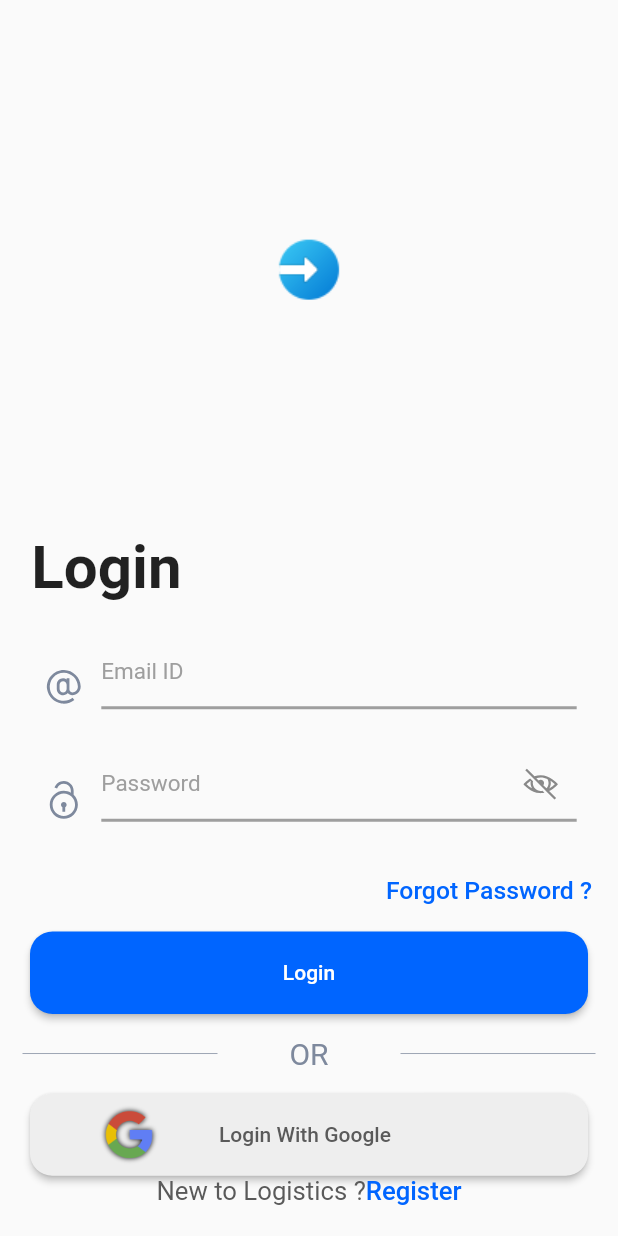
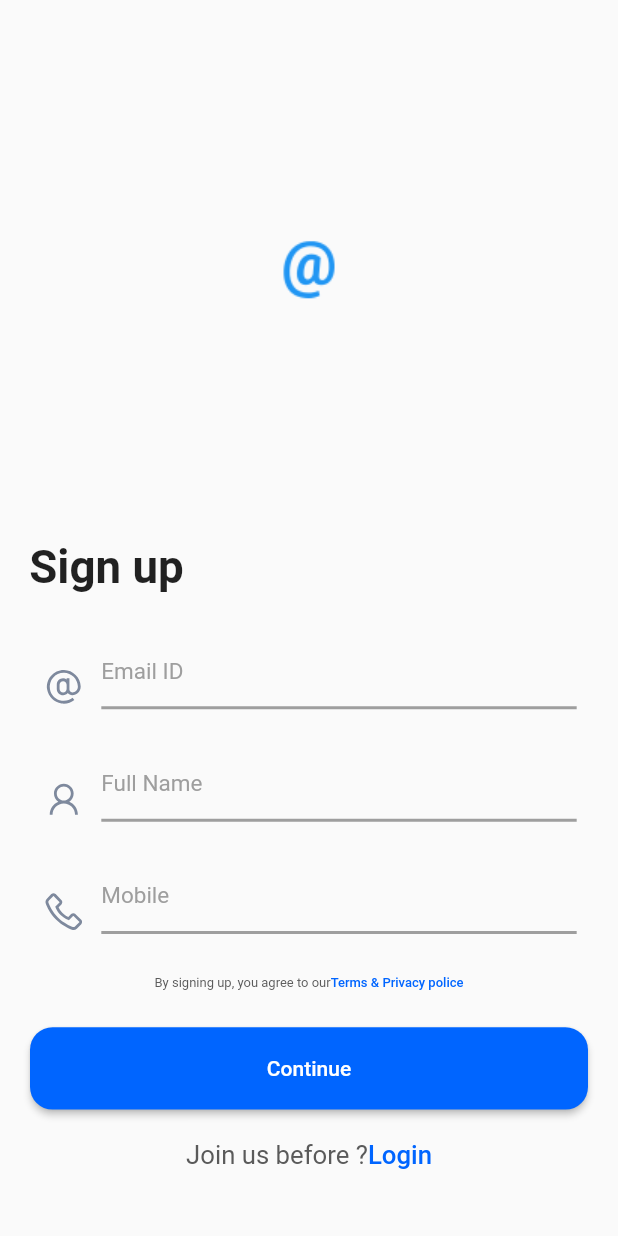
Before and after one commit to dechanelD/flutter_ui_login, a Flutter app: the screen it shows after launch, after a tap on "Login", on a phone screen of 412 x 824 dp. Run offline on Flutter 3.47's test engine with Material 2 defaults, Android fonts, the phone set to English and light mode, and no system bars; our stand-ins replace animate_do, get, line_icons.

Commit message:
sign_up_screen

```diff
--- a/lib/main.dart
+++ b/lib/main.dart
@@ -1,5 +1,6 @@
 import 'package:flutter/material.dart';
 import 'package:flutter0/screens/login.dart';
+import 'package:flutter0/screens/signup.dart';
 import 'package:get/get.dart';
 
 void main() {
--- a/lib/screens/login.dart
+++ b/lib/screens/login.dart
@@ -2,8 +2,10 @@ import 'package:animate_do/animate_do.dart';
 import 'package:flutter/src/foundation/key.dart';
 import 'package:flutter/src/widgets/framework.dart';
 import 'package:flutter/material.dart';
+import 'package:flutter0/screens/signup.dart';
 import 'package:flutter0/utils/constainst.dart';
 import 'package:flutter0/widgets/rep_textfiled.dart';
+import 'package:get/get.dart';
 import 'package:line_icons/line_icon.dart';
 import 'package:line_icons/line_icons.dart';
 
@@ -15,12 +17,21 @@ class LoginScreen extends StatelessWidget {
     return GestureDetector(
         onTap: () => FocusManager.instance.primaryFocus?.unfocus(),
         child: Scaffold(
+          //--------------fleche de retour au dessus-----------------
+          /*appBar:PreferredSize(child: AppBar(
+            backgroundColor: Colors.transparent,
+            elevation: 0,
+            leading: IconButton(onPressed: () =>Get.offAll(SignUpScreen()),icon: Icon(Icons.arrow_back_ios),
+            color: Colors.black,),
+          ),preferredSize: Size.fromHeight(45),
+          ),*/
+
           body: Container(
             margin: EdgeInsets.all(15), //espaces
             width: gWidth,
             height: gHeigh,
             child: Column(
-              children:const [
+              children: const [
                 TopImage(),
                 LoginText(),
                 SizedBox(height: 20),
@@ -50,6 +61,10 @@ class RegisterText extends StatelessWidget {
   @override
   Widget build(BuildContext context) {
     return FadeInDown(
+        child: GestureDetector(
+      onTap: () {
+        Get.offAll(const SignUpScreen());
+      },
       child: Container(
           width: gWidth / 2,
           height: gHeigh / 42,
@@ -65,7 +80,8 @@ class RegisterText extends StatelessWidget {
                             color: buttonColor, fontWeight: FontWeight.w500))
                   ]),
             ),
-            )));
+          )),
+    ));
   }
 }
 
@@ -166,7 +182,9 @@ class LoginButton extends StatelessWidget {
           width: gWidth,
           height: gHeigh / 15,
           child: (ElevatedButton(
-            onPressed: () {},
+            onPressed: () {
+              Get.offAll(const SignUpScreen());
+            },
             child: Text("Login"),
             style: ButtonStyle(
                 shape: MaterialStateProperty.all(RoundedRectangleBorder(
--- /dev/null
+++ b/lib/screens/signup.dart
@@ -0,0 +1,229 @@
+import 'package:animate_do/animate_do.dart';
+import 'package:flutter/cupertino.dart';
+import 'package:flutter/material.dart';
+import 'package:flutter/src/foundation/key.dart';
+import 'package:flutter/src/widgets/framework.dart';
+import 'package:get/get.dart';
+import 'package:line_icons/line_icons.dart';
+
+import '../utils/constainst.dart';
+import '../widgets/rep_textfiled.dart';
+import 'login.dart';
+
+class SignUpScreen extends StatelessWidget {
+  const SignUpScreen({Key? key}) : super(key: key);
+
+  @override
+  Widget build(BuildContext context) {
+    return GestureDetector(
+        onTap: () => FocusManager.instance.primaryFocus?.unfocus(),
+        child: Scaffold(
+          body: Container(
+            margin: const EdgeInsets.all(15), //espaces
+            width: gWidth,
+            height: gHeigh,
+            child: Column(
+              children: const [
+                TopImage(),
+                SignUpText(),
+                SizedBox(height: 20),
+                EmailTextField(),
+                SizedBox(height: 20),
+                FullNameTextField(),
+                SizedBox(height: 20),
+                MobileTextField(),
+                SizedBox(height: 20),
+                TermsText(),
+                SizedBox(height: 20),
+                ContinueButton(),
+                SizedBox(height: 20),
+                LoginText()
+              ],
+            ),
+          ),
+        ));
+  }
+}
+
+class LoginText extends StatelessWidget {
+  const LoginText({
+    Key? key,
+  }) : super(key: key);
+
+  @override
+  Widget build(BuildContext context) {
+    return FadeInDown(
+        child: GestureDetector(
+      onTap: () {
+        Get.offAll(const LoginScreen());
+      },
+      child: Container(
+          width: gWidth / 2,
+          height: gHeigh / 42,
+          child: FittedBox(
+            child: RichText(
+              text: TextSpan(
+                  text: "Join us before ?",
+                  style: TextStyle(color: text1Color),
+                  children: [
+                    TextSpan(
+                        text: "Login",
+                        style: TextStyle(
+                            color: buttonColor, fontWeight: FontWeight.w500))
+                  ]),
+            ),
+          )),
+    ));
+  }
+}
+
+class ContinueButton extends StatelessWidget {
+  const ContinueButton({
+    Key? key,
+  }) : super(key: key);
+
+  @override
+  Widget build(BuildContext context) {
+    return FadeInDown(
+        delay: const Duration(milliseconds: 1000),
+        child: Container(
+          margin: const EdgeInsets.symmetric(horizontal: 5),
+          width: gWidth,
+          height: gHeigh / 15,
+          child: (ElevatedButton(
+            onPressed: () {
+              Get.offAll(const LoginScreen());
+            },
+            child: Text("Continue"),
+            style: ButtonStyle(
+                shape: MaterialStateProperty.all(RoundedRectangleBorder(
+                    borderRadius: BorderRadius.circular(15))),
+                backgroundColor: MaterialStateProperty.all(buttonColor)),
+          )),
+        ));
+  }
+}
+
+class TermsText extends StatelessWidget {
+  const TermsText({
+    Key? key,
+  }) : super(key: key);
+
+  @override
+  Widget build(BuildContext context) {
+    return FadeInDown(
+        delay: const Duration(milliseconds: 1400),
+        child: GestureDetector(
+          onTap: () {},
+          child: Container(
+              width: gWidth / 2,
+              height: gHeigh / 42,
+              child: FittedBox(
+                child: RichText(
+                  text: TextSpan(
+                    text: "By signing up, you agree to our",
+                    style: TextStyle(color: text1Color),
+                    children: [
+                      TextSpan(
+                          text: "Terms & Privacy police",
+                          style: TextStyle(
+                              color: buttonColor, fontWeight: FontWeight.w500))
+                    ],
+                  ),
+                ),
+              )),
+        ));
+  }
+}
+
+class MobileTextField extends StatelessWidget {
+  const MobileTextField({
+    Key? key,
+  }) : super(key: key);
+
+  @override
+  Widget build(BuildContext context) {
+    return FadeInDown(
+      delay: const Duration(milliseconds: 1600),
+      child: RepTextFiled(icon: LineIcons.phone, suficon: null, text: "Mobile"),
+    );
+  }
+}
+
+//fullNametextField
+class FullNameTextField extends StatelessWidget {
+  const FullNameTextField({
+    Key? key,
+  }) : super(key: key);
+
+  @override
+  Widget build(BuildContext context) {
+    return FadeInDown(
+      delay: const Duration(milliseconds: 2000),
+      child:
+          RepTextFiled(icon: LineIcons.user, suficon: null, text: "Full Name"),
+    );
+  }
+}
+
+//emailtextfield
+class EmailTextField extends StatelessWidget {
+  const EmailTextField({
+    Key? key,
+  }) : super(key: key);
+
+  @override
+  Widget build(BuildContext context) {
+    return FadeInDown(
+        delay: Duration(milliseconds: 2400),
+        child:
+            RepTextFiled(icon: LineIcons.at, suficon: null, text: "Email ID"));
+  }
+}
+
+//sign up text
+class SignUpText extends StatelessWidget {
+  const SignUpText({
+    Key? key,
+  }) : super(key: key);
+
+  @override
+  Widget build(BuildContext context) {
+    return FadeInLeft(
+      delay: const Duration(milliseconds: 2800),
+      child: Container(
+        margin: const EdgeInsets.only(top: 10, right: 270),
+        width: gWidth / 4,
+        height: gHeigh / 18,
+        //color: Colors.red,
+        child: const FittedBox(
+          child: Text(
+            "Sign up",
+            style: TextStyle(
+              fontWeight: FontWeight.bold,
+            ),
+          ),
+        ),
+      ),
+    );
+  }
+}
+
+//top image
+class TopImage extends StatelessWidget {
+  const TopImage({
+    Key? key,
+  }) : super(key: key);
+
+  @override
+  Widget build(BuildContext context) {
+    return FadeInDown(
+      delay: const Duration(milliseconds: 3200),
+      child: Container(
+        width: gWidth,
+        height: gHeigh / 2.5,
+        child: Image.asset("assets/images/sign.png"),
+      ),
+    );
+  }
+}
--- a/lib/widgets/rep_textfiled.dart
+++ b/lib/widgets/rep_textfiled.dart
@@ -30,24 +30,24 @@ class RepTextFiled extends StatelessWidget {
             color: iconColor,
             size: 30,
             ),
-            SizedBox(width: 10,),
+            const SizedBox(width: 10,),
             SizedBox(height: 50,
             width: gWidth/1.3,
             child: TextField(
-              readOnly: true,//sans faire sortir le clavier(erreur de marge)
+              readOnly: false,//sans faire sortir le clavier(erreur de marge)
               cursorColor: Colors.black,
-              style: TextStyle(color: Colors.black),
+              style:const TextStyle(color: Colors.black),
               showCursor: true,
               decoration: InputDecoration(
                 suffixIcon: suficon,
-                focusedBorder: UnderlineInputBorder(
+                focusedBorder:const UnderlineInputBorder(
                   borderSide: BorderSide(color: Colors.black)
                 ),
-                enabledBorder: UnderlineInputBorder(
+                enabledBorder: const  UnderlineInputBorder(
                   borderSide: BorderSide(color: Colors.grey,width: 2)
                 ),
                 labelText: text,
-                labelStyle: TextStyle(color: Colors.grey,fontSize: 15, fontWeight: FontWeight.w400)
+                labelStyle:const TextStyle(color: Colors.grey,fontSize: 15, fontWeight: FontWeight.w400)
               ),
             ),
             )
```
Lines whose indentation alone changed are shown as unchanged.
